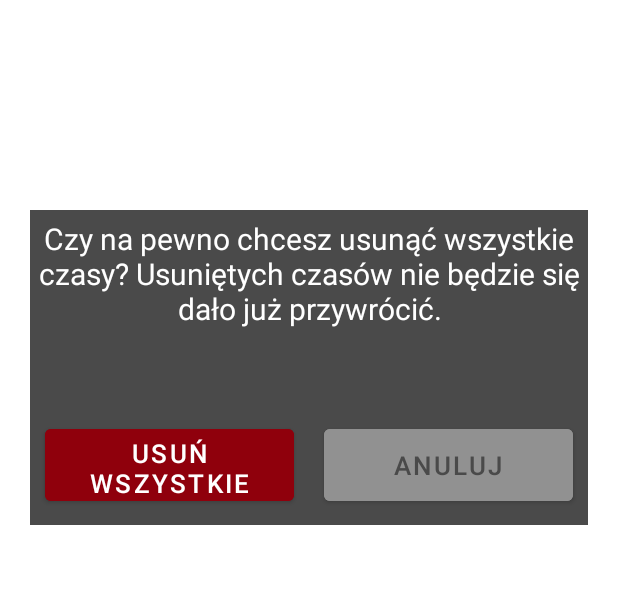
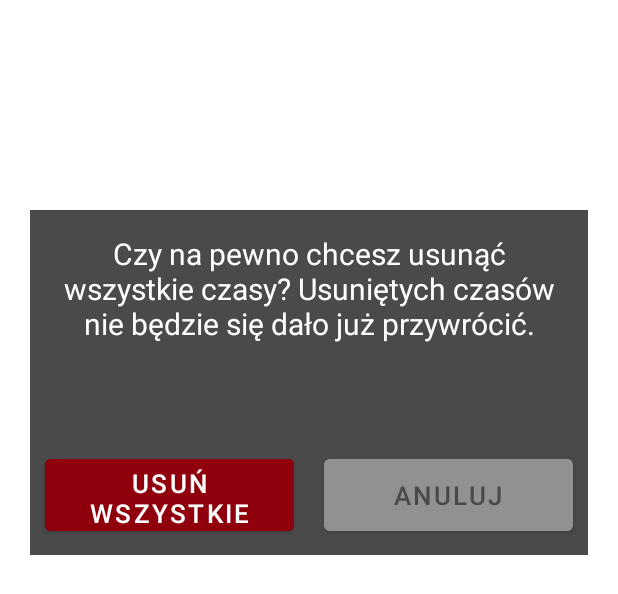
Before and after one commit to CezarySadowskiDev/RubiksInfo, an Android app: the layout confirm_deleting_dialog.xml on its own in the app's theme, with its tools: preview values and no code run, on a phone screen of 412 x 824 dp. Shown: the top 594 px of the screen. Run offline under Robolectric (Android 15) with nearby library versions, the phone set to English and light mode, and no system bars.

```diff
--- a/app/src/main/res/layout/confirm_deleting_dialog.xml
+++ b/app/src/main/res/layout/confirm_deleting_dialog.xml
@@ -23,7 +23,8 @@
             android:text="@string/confirm_deleting_all_data"
             android:textAlignment="center"
             android:textColor="#fff"
-            android:textSize="20sp" />
+            android:textSize="20sp"
+            android:padding="10dp"/>
 
     </LinearLayout>
 
```
Also changed, not shown: app/src/main/res/values/strings.xml (+7 -8 lines).
